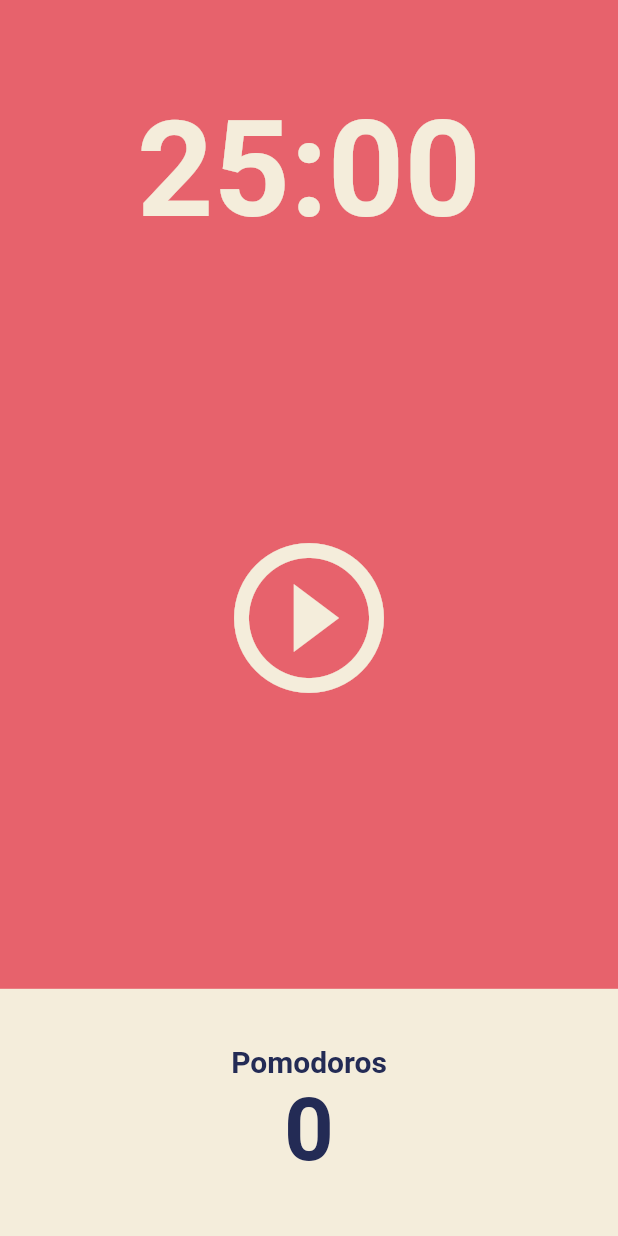
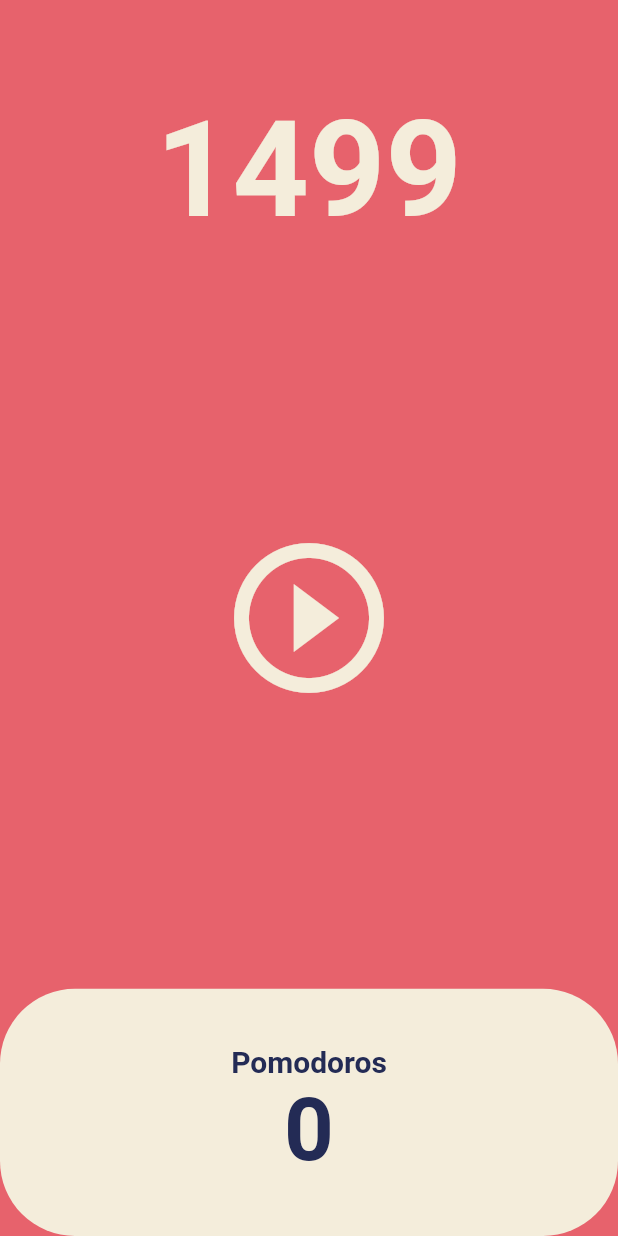
Before and after one commit to jinlee1703/flutter_study_pomodoro, a Flutter app: the screen it shows after launch, after a tap on the "play circle outline" icon, on a phone screen of 412 x 824 dp. Run offline on Flutter 3.47's test engine with Material 2 defaults, Android fonts, the phone set to English and light mode, and no system bars.

```diff
--- a/lib/screens/home_screen.dart
+++ b/lib/screens/home_screen.dart
@@ -1,3 +1,5 @@
+import 'dart:async';
+
 import 'package:flutter/material.dart';
 
 class HomeScreen extends StatefulWidget {
@@ -8,6 +10,19 @@ class HomeScreen extends StatefulWidget {
 }
 
 class _HomeScreenState extends State<HomeScreen> {
+  int totalSeconds = 1500;
+  late Timer timer;
+
+  void onTick(Timer timer) {
+    setState(() {
+      totalSeconds -= 1;
+    });
+  }
+
+  void onStartPressed() {
+    timer = Timer.periodic(const Duration(seconds: 1), onTick);
+  }
+
   @override
   Widget build(BuildContext context) {
     return Scaffold(
@@ -19,7 +34,7 @@ class _HomeScreenState extends State<HomeScreen> {
             child: Container(
               alignment: Alignment.bottomCenter,
               child: Text(
-                '25:00',
+                '$totalSeconds',
                 style: TextStyle(
                     color: Theme.of(context).cardColor,
                     fontSize: 89,
@@ -34,7 +49,7 @@ class _HomeScreenState extends State<HomeScreen> {
                 child: IconButton(
                   iconSize: 120,
                   color: Theme.of(context).cardColor,
-                  onPressed: () {},
+                  onPressed: onStartPressed,
                   icon: Icon(Icons.play_circle_outline),
                 ),
               ),
@@ -46,8 +61,9 @@ class _HomeScreenState extends State<HomeScreen> {
               children: [
                 Expanded(
                   child: Container(
-                    decoration:
-                        BoxDecoration(color: Theme.of(context).cardColor),
+                    decoration: BoxDecoration(
+                        color: Theme.of(context).cardColor,
+                        borderRadius: BorderRadius.circular(50)),
                     child: Column(
                       mainAxisAlignment: MainAxisAlignment.center,
                       children: [
```
